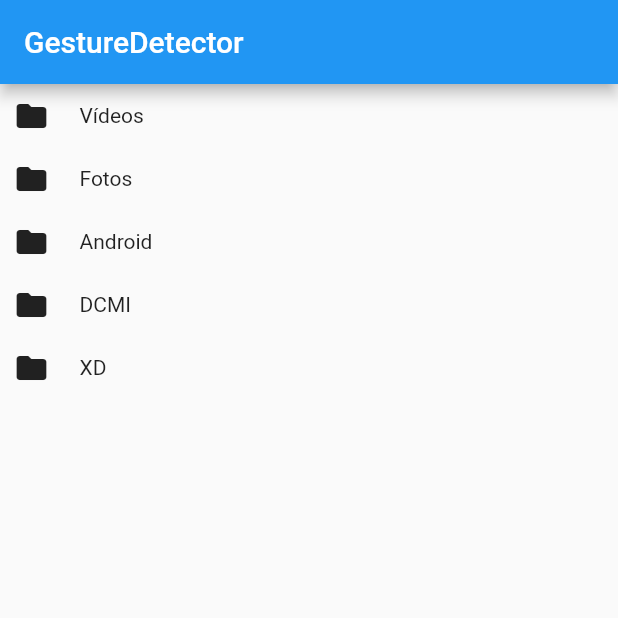
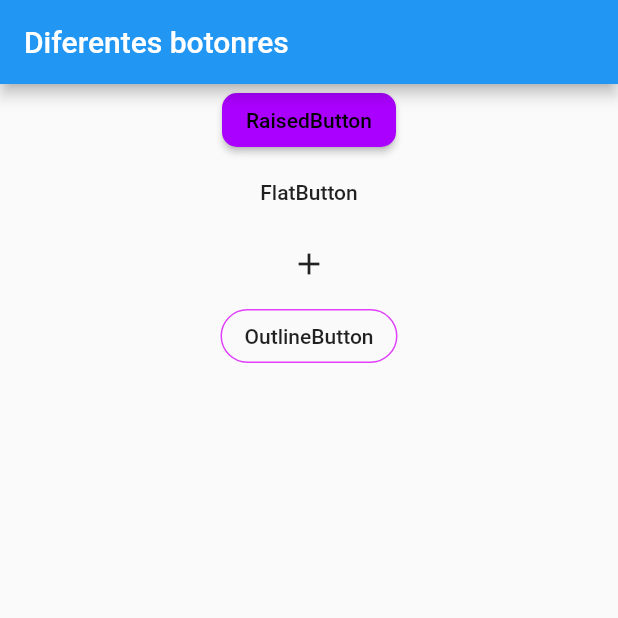
Before and after one commit to FaGuRu/Cursos_Flutter, a Flutter app: the screen it shows after launch, on a phone screen of 412 x 824 dp, the top half of it. Run offline on Flutter 3.47's test engine with Material 2 defaults, Android fonts, the phone set to English and light mode, and no system bars.

Commit message:
Ejercicio 28, Diferentes botones y su personalización

```diff
--- a/lib/main.dart
+++ b/lib/main.dart
@@ -28,16 +28,36 @@ class _MyHomePageState extends State<MyHomePage> {
     // TODO: implement build
     return Scaffold(
       appBar: AppBar(
-        title: Text('GestureDetector'),
+        title: Text('Diferentes botonres'),
       ),
       body: Center(
           child: Column(
             children: [
-              ListItem(titulo: "Vídeos", icono: Icons.folder),
-              ListItem(titulo: "Fotos", icono: Icons.folder),
-              ListItem(titulo: "Android", icono: Icons.folder),
-              ListItem(titulo: "DCMI", icono: Icons.folder),
-              ListItem(titulo: "XD", icono: Icons.folder),
+              RaisedButton(
+                color: Colors.purpleAccent[700],
+                textColor: Colors.black,
+                child: Text("RaisedButton"),
+                onPressed: _onPressed,
+                shape: RoundedRectangleBorder(
+                  borderRadius: BorderRadius.circular(10)
+                ),
+              ),
+              FlatButton(
+                  child: Text("FlatButton"),
+                onPressed: _onPressed,
+              ),
+              IconButton(
+                  onPressed: _onPressed,
+                  icon: Icon(Icons.add)
+              ),
+              OutlineButton(
+                  child: Text("OutlineButton"),
+                  onPressed: _onPressed,
+                shape: RoundedRectangleBorder(
+                    borderRadius: BorderRadius.circular(25)
+                ),
+                borderSide: BorderSide(color: Colors.purpleAccent),
+              )
             ],
           )
       ),
@@ -47,37 +67,8 @@ class _MyHomePageState extends State<MyHomePage> {
 
 
 
-}
 
-class ListItem extends StatelessWidget {
-  ListItem({
-    required this.titulo,
-    required this.icono,
-  });
-  final String titulo;
-  final IconData icono;
-
-  @override
-  Widget build(BuildContext context) {
-    // TODO: implement build
-    return GestureDetector(
-      onTap: _onTap,
-      child: Padding(
-        padding: const EdgeInsets.all(9.0),
-        child: Row(
-          children: [
-            Icon(icono),
-            SizedBox(
-              width: 20,
-            ),
-            Text(titulo)
-          ],
-        ),
-      ),
-    );
-  }
-
-  void _onTap() {
-    print("Se presiono");
+  void _onPressed() {
+    print("Holaaa");
   }
 }
```
